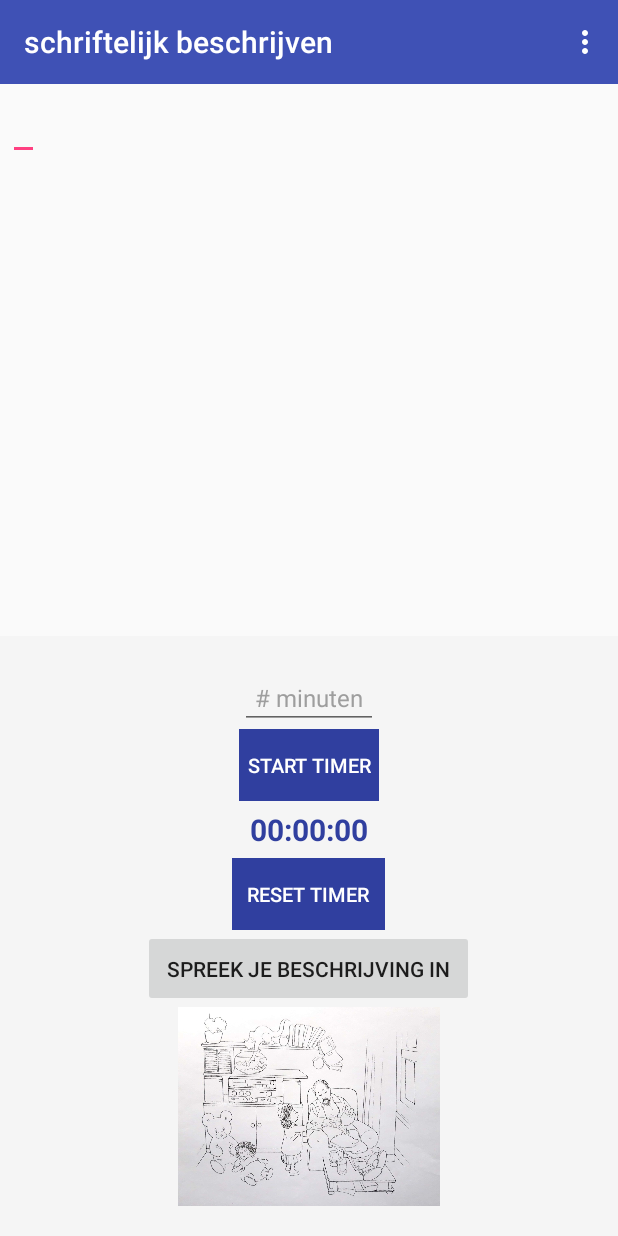
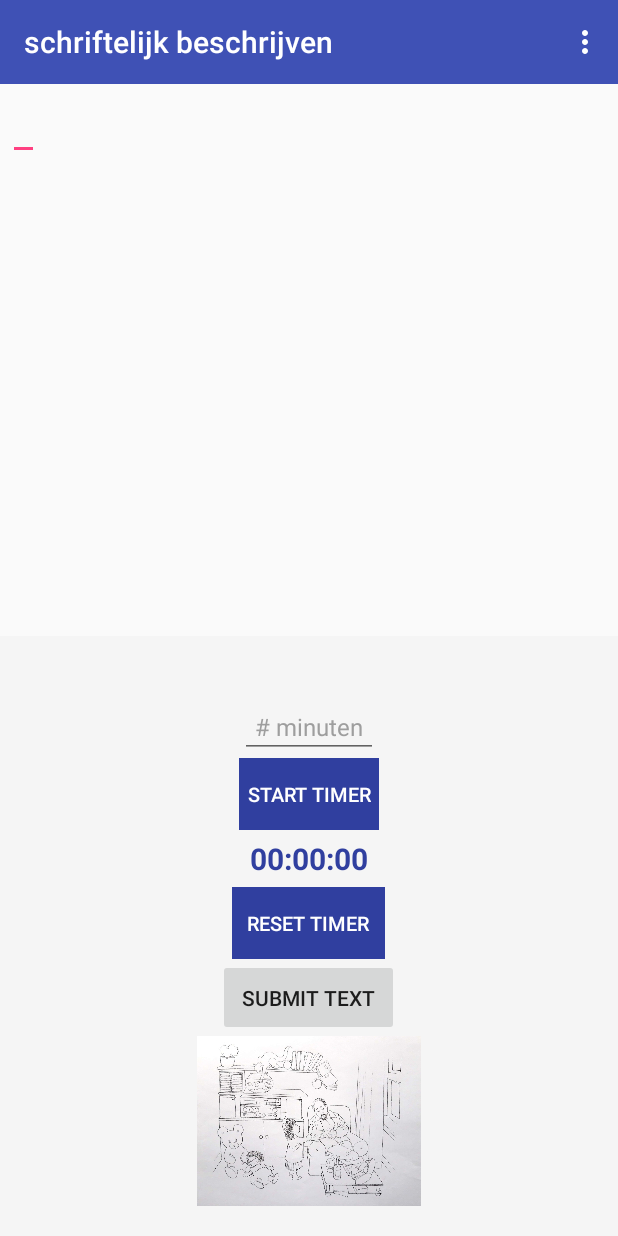
Before and after one commit to WouterDeLaet/Logopedie_2_Andreas_Aerts_Wouter_De_Laet, an Android app: the writing_test screen opened directly, with no data from a screen before it, on a phone screen of 412 x 824 dp. Run offline under Robolectric (Android 15) with nearby library versions, the phone set to English and light mode, and no system bars.

Commit message:
Results calculations

```diff
--- a/app/src/main/java/be/thomasmore/logopedie_2_andreas_aerst_wouter_de_laet/writing_test.java
+++ b/app/src/main/java/be/thomasmore/logopedie_2_andreas_aerst_wouter_de_laet/writing_test.java
@@ -31,11 +31,200 @@ public class writing_test extends AppCompatActivity implements View.OnClickListe
     private static Button startTimer, resetTimer;
     private static CountDownTimer countDownTimer;
     private static final int REQ_CODE_SPEECH_INPUT = 100;
-    private EditText mVoiceInputTv;
-    private Button mSpeakBtn;
     private ScaleGestureDetector mScaleGestureDetector;
     private float mScaleFactor = 1.0f;
     private ImageView mImageView;
+    private Button submitText;
+    private String woordenLijstEfficiëntie[] =
+            {
+                    "Armstoel",
+                    "leunstoel",
+                    "sofa",
+                    "zetel",
+                    "bank",
+                    "Beer",
+                    "knuffel",
+                    "pop",
+                    "speelgoed",
+                    "Boeken",
+                    "Boekenplank",
+                    "Splank",
+                    "rek",
+                    "Bokaal",
+                    "visbokaal",
+                    "viskom",
+                    "De",
+                    "het",
+                    "een",
+                    "Dochter",
+                    "kind",
+                    "kindje",
+                    "meisje",
+                    "Duwen",
+                    "duwt",
+                    "geduwd",
+                    "te duwen",
+                    "heeft geduwd",
+                    "duwde",
+                    "Grijpen",
+                    "te grijpen",
+                    "pakken",
+                    "te pakken",
+                    "vangen",
+                    "te vangen",
+                    "Grond",
+                    "vloer",
+                    "Grootvader",
+                    "man",
+                    "opa",
+                    "papa",
+                    "vader",
+                    "Haar",
+                    "Hoofd",
+                    "In",
+                    "Kat",
+                    "poes",
+                    "Met",
+                    "Op",
+                    "Poot",
+                    "Proberen",
+                    "probeert",
+                    "probeerde",
+                    "Slapen",
+                    "slaapt",
+                    "slapende",
+                    "sliep",
+                    "Spelen",
+                    "speelde",
+                    "te spelen",
+                    "speelt",
+                    "Staart",
+                    "Vaas",
+                    "Vallen",
+                    "vallende",
+                    "vielen",
+                    "Van",
+                    "Vis",
+                    "Waarschuwen",
+                    "te waarschuwen",
+                    "waarschuwt",
+                    "gewaarschuwd",
+                    "waarschuwde",
+                    "wakker maken",
+                    "wakker te maken",
+                    "maakt wakker",
+                    "maakte wakker",
+                    "wakker gemaakt",
+                    "wekken",
+                    "te wekken",
+                    "wekt",
+                    "gewekt",
+                    "wekte",
+                    "Zitten",
+                    "zit",
+                    "zat",
+                    "Aan",
+                    "Bijna",
+                    "Boven",
+                    "Dat",
+                    "die",
+                    "Daar",
+                    "Dik",
+                    "Dikke",
+                    "Gedronken",
+                    "Hard",
+                    "Hebben",
+                    "heeft",
+                    "had",
+                    "Hier",
+                    "Hij",
+                    "Ik",
+                    "Kast",
+                    "Klein",
+                    "Kleine",
+                    "Kunnen",
+                    "kan",
+                    "kon",
+                    "Lange",
+                    "Leeg",
+                    "Lege",
+                    "Liggen",
+                    "ligt",
+                    "lag",
+                    "Lijken",
+                    "lijkt",
+                    "Moe",
+                    "Moeten",
+                    "moet",
+                    "Mogen",
+                    "Mouw",
+                    "Naar",
+                    "Naast",
+                    "Nu",
+                    "Onder",
+                    "Oude",
+                    "Pijn",
+                    "Staan",
+                    "staat",
+                    "stond",
+                    "Toen",
+                    "Trekken",
+                    "trekt",
+                    "getrokken",
+                    "trok",
+                    "Vest",
+                    "Wakker",
+                    "Water",
+                    "Wijzen",
+                    "wijst",
+                    "wees",
+                    "Willen",
+                    "wil",
+                    "wou",
+                    "Worden",
+                    "wordt",
+                    "werd",
+                    "Ze",
+                    "Zij",
+                    "Zie",
+                    "Zijn",
+                    "is",
+                    "was",
+                    "waren",
+                    "Zullen",
+                    "zal"
+
+
+            };
+    private String woordenlijstSubstitutiegedrag[] =
+            {
+                "Cd’s",
+                "Cd-rek",
+                "Deur",
+                "Deuren",
+                "Fles",
+                "Glas",
+                "Gordijn",
+                "Handen",
+                "Living",
+                "Luidspreker",
+                "Luidsprekers",
+                "Plant",
+                "Raam",
+                "Radio",
+                "Rok",
+                "Salon",
+                "Salontafel",
+                "Stereo",
+                "Venster",
+                "Voeten",
+                "Wijn",
+                "Wijnfles",
+                "Woonkamer",
+                "Tegen",
+                "Voor",
+                "Vouwen"
+            };
 
     @Override
     protected void onCreate(Bundle savedInstanceState) {
@@ -47,20 +236,18 @@ public class writing_test extends AppCompatActivity implements View.OnClickListe
         minutes = (EditText) findViewById(R.id.enterMinutes);
         startTimer = (Button) findViewById(R.id.startTimer);
         resetTimer = (Button) findViewById(R.id.resetTimer);
-        mVoiceInputTv = (EditText) findViewById(R.id.voiceInput);
-        mSpeakBtn = (Button) findViewById(R.id.btnSpeak);
-        mSpeakBtn.setOnClickListener(new View.OnClickListener() {
-
-            @Override
-            public void onClick(View v) {
-                startVoiceInput();
-            }
-        });
         mImageView = (ImageView) findViewById(R.id.situatieplaat);
         mScaleGestureDetector = new ScaleGestureDetector(this, new writing_test.ScaleListener());
+        submitText = (Button) findViewById(R.id.btnSubmit);
 
         setListeners();
 
+        submitText.setOnClickListener(new View.OnClickListener() {
+            @Override
+            public void onClick(View v) {
+                calculateWordEfficiency();
+            }
+        });
 //        DrawerUtil.getDrawer(this,toolbar);
     }
 
@@ -162,22 +349,6 @@ public class writing_test extends AppCompatActivity implements View.OnClickListe
         }
     }
 
-    @Override
-    protected void onActivityResult(int requestCode, int resultCode, Intent data) {
-        super.onActivityResult(requestCode, resultCode, data);
-
-        switch (requestCode) {
-            case REQ_CODE_SPEECH_INPUT: {
-                if (resultCode == RESULT_OK && null != data) {
-                    ArrayList<String> result = data.getStringArrayListExtra(RecognizerIntent.EXTRA_RESULTS);
-                    mVoiceInputTv.setText(result.get(0));
-                }
-                break;
-            }
-
-        }
-    }
-
     public boolean onTouchEvent(MotionEvent motionEvent) {
         mScaleGestureDetector.onTouchEvent(motionEvent);
         return true;
@@ -194,4 +365,58 @@ public class writing_test extends AppCompatActivity implements View.OnClickListe
             return true;
         }
     }
+
+    public void calculateWordEfficiency()
+    {
+        int numberOfWordsUsed = 0;
+        float efficiëntie = 0;
+        float numberOfUnUsedWords = 0;
+        float substitutiegedrag = 0;
+
+        EditText descriptionImage = (EditText) findViewById(R.id.descriptionImage);
+        TextView result = (TextView) findViewById(R.id.test);
+
+        String description = descriptionImage.getText().toString();
+        description = description.toLowerCase();
+
+        String descriptionSplitted [] = description.split(" ");
+
+         for(int i = 0; i < woordenLijstEfficiëntie.length; i++)
+         {
+             if(description.contains(woordenLijstEfficiëntie[i].toLowerCase()))
+             {
+                 numberOfWordsUsed += howManyTimesIsTheWordUsed(descriptionSplitted, woordenLijstEfficiëntie, i);
+             }
+         }
+
+        for(int i = 0; i < woordenlijstSubstitutiegedrag.length; i++)
+        {
+            if(description.contains(woordenlijstSubstitutiegedrag[i].toLowerCase()))
+            {
+                numberOfWordsUsed += howManyTimesIsTheWordUsed(descriptionSplitted, woordenlijstSubstitutiegedrag, i);
+            }
+        }
+
+        numberOfUnUsedWords = descriptionSplitted.length - numberOfWordsUsed;
+
+        efficiëntie = (numberOfWordsUsed / Float.parseFloat(descriptionSplitted.length + "")) * 100;
+
+        substitutiegedrag = (numberOfUnUsedWords / Float.parseFloat(descriptionSplitted.length + "")) * 100;
+
+        result.setText(getString(R.string.efficiëntie) + " " + efficiëntie + "%" + "\n" + getString(R.string.substitutiegedrag) + " " + substitutiegedrag + "%");
+    }
+
+    public int howManyTimesIsTheWordUsed(String descriptionSplitted [], String listOfWords [], int word)
+    {
+        int numberOfWordsUsed = 0;
+        for(int j = 0; j < descriptionSplitted.length; j ++)
+        {
+            if(descriptionSplitted[j].contains(listOfWords[word].toLowerCase()))
+            {
+                numberOfWordsUsed ++;
+            }
+        }
+
+        return numberOfWordsUsed;
+    }
 }
--- a/app/src/main/res/layout/content_writing_test.xml
+++ b/app/src/main/res/layout/content_writing_test.xml
@@ -24,9 +24,10 @@
             android:padding="5dp">
 
             <EditText
-                android:id="@+id/voiceInput"
+                android:id="@+id/descriptionImage"
                 android:layout_width="match_parent"
                 android:layout_height="wrap_content" />
+
         </ScrollView>
         <LinearLayout
             android:id="@+id/btnSpeakContainer"
@@ -39,6 +40,10 @@
             android:gravity="center_horizontal"
             android:orientation="vertical"
             android:padding="20dp">
+            <TextView
+                android:id="@+id/test"
+                android:layout_width="match_parent"
+                android:layout_height="wrap_content" />
             <EditText
                 android:id="@+id/enterMinutes"
                 android:layout_width="wrap_content"
@@ -88,10 +93,10 @@
                 android:textSize="13sp"
                 android:text="@string/reset_timer" />
             <Button
-                android:id="@+id/btnSpeak"
+                android:id="@+id/btnSubmit"
                 android:layout_width="wrap_content"
                 android:layout_height="wrap_content"
-                android:text="Spreek je beschrijving in"
+                android:text="@string/submit"
                 android:padding="16dp"
                 android:scaleType="fitCenter"
                 />
--- a/app/src/main/res/values/strings.xml
+++ b/app/src/main/res/values/strings.xml
@@ -5,6 +5,9 @@
     <string name="dialog_username">email</string>
     <string name="tittle_app">beschrijven situatieplaat CAT-NL</string>
     <string name="dialog_password">wachtwoord</string>
+    <string name="submit">Submit text</string>
+    <string name="efficiëntie">De efficiëntie is</string>
+    <string name="substitutiegedrag">Het substitutiegedrag is</string>
     <string name="dialog_ok">OK</string>
     <string name="dialog_aanmelden">Aanmelden</string>
     <string name="dialog_annuleer">Annuleren</string>
```
